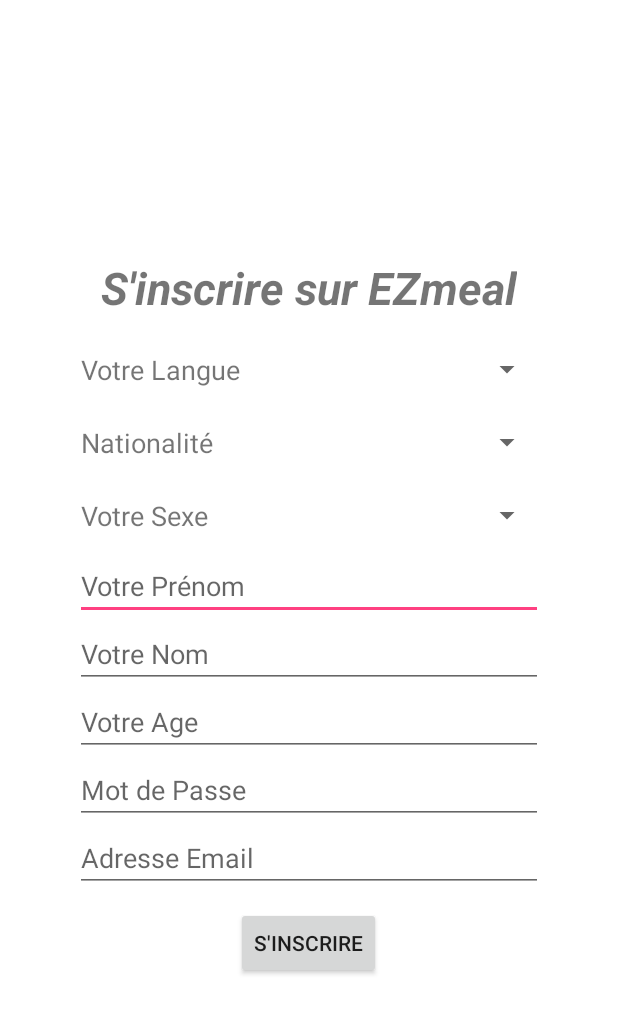
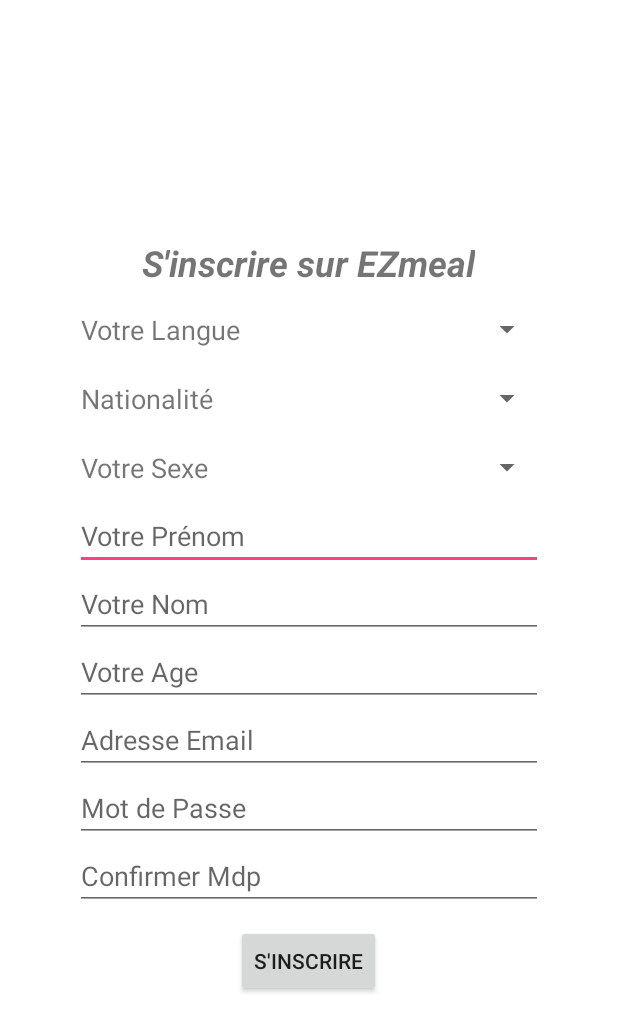
Before and after one commit to CharlesFrere/EZmeal_groupeH5, an Android app: the layout sinscrire.xml on its own in the app's theme, with its tools: preview values and no code run, on a phone screen of 412 x 824 dp. Shown: the top 1032 px of the screen. Run offline under Robolectric (Android 15) with nearby library versions, the phone set to English and light mode, and no system bars.

Commit message:
Commit 2: Login, création de compte, arrivée sur nouvelle activité après création de compte. Création de bdd ac nom, prenom, email et password ajouté. Ajout de double vérification de mot de passe pdt l'inscription.

```diff
--- a/app/src/main/AndroidManifest.xml
+++ b/app/src/main/AndroidManifest.xml
@@ -16,9 +16,8 @@
                 <category android:name="android.intent.category.LAUNCHER" />
             </intent-filter>
         </activity>
-        <activity android:name=".Display"></activity><activity android:name=".Sinscrire">
-
-        </activity>
+        <activity android:name=".Display"></activity>
+        <activity android:name=".Sinscrire"></activity>
     </application>
 
 </manifest>
--- a/app/src/main/java/com/ezmeal/groupeh/ezmeal/Display.java
+++ b/app/src/main/java/com/ezmeal/groupeh/ezmeal/Display.java
@@ -16,9 +16,9 @@ public class Display extends Activity {
         super.onCreate(savedInstanceState);
         setContentView(R.layout.display);
 
-        String username = getIntent().getStringExtra("username"); //on choppe le username qui vient de l'activité précédente
+        String adremail = getIntent().getStringExtra("adremail"); //on choppe le username qui vient de l'activité précédente
 
         TextView tv = (TextView)findViewById(R.id.TVusername);
-        tv.setText(username);
+        tv.setText(adremail);
     }
 }
--- a/app/src/main/res/layout/sinscrire.xml
+++ b/app/src/main/res/layout/sinscrire.xml
@@ -18,12 +18,12 @@
             android:layout_height="wrap_content"
             android:layout_alignParentTop="true"
             android:layout_centerHorizontal="true"
-            android:layout_marginBottom="10dp"
+            android:layout_marginBottom="5dp"
             android:elevation="0dp"
             android:fontFamily="sans-serif"
             android:text="S'inscrire sur EZmeal"
             android:textAllCaps="false"
-            android:textSize="30sp"
+            android:textSize="24sp"
             android:textStyle="bold|italic" />
 
     </RelativeLayout>
@@ -31,9 +31,9 @@
     <RelativeLayout
         android:layout_width="310dp"
         android:layout_height="match_parent"
-        android:layout_marginBottom="6dp"
+        android:layout_marginBottom="5dp"
         android:layout_marginLeft="2dp"
-        android:layout_marginTop="6dp">
+        android:layout_marginTop="5dp">
 
         <TextView
             android:id="@+id/textView10"
@@ -41,27 +41,27 @@
             android:layout_height="wrap_content"
             android:layout_alignParentStart="true"
             android:layout_centerVertical="true"
-            android:layout_marginBottom="6dp"
+            android:layout_marginBottom="5dp"
             android:layout_marginLeft="2dp"
-            android:layout_marginTop="6dp"
+            android:layout_marginTop="5dp"
             android:text="Votre Langue"
             android:textSize="18sp" />
 
         <Spinner
-            android:id="@+id/spinner3"
+            android:id="@+id/SPlangue"
             android:layout_width="match_parent"
             android:layout_height="wrap_content"
-            android:layout_marginBottom="6dp"
+            android:layout_marginBottom="5dp"
             android:layout_marginLeft="2dp"
-            android:layout_marginTop="6dp" />
+            android:layout_marginTop="5dp" />
     </RelativeLayout>
 
     <RelativeLayout
         android:layout_width="match_parent"
         android:layout_height="match_parent"
-        android:layout_marginBottom="6dp"
+        android:layout_marginBottom="5dp"
         android:layout_marginLeft="2dp"
-        android:layout_marginTop="6dp">
+        android:layout_marginTop="5dp">
 
         <TextView
             android:id="@+id/textView10"
@@ -69,27 +69,27 @@
             android:layout_height="wrap_content"
             android:layout_alignParentStart="true"
             android:layout_centerVertical="true"
-            android:layout_marginBottom="6dp"
+            android:layout_marginBottom="5dp"
             android:layout_marginLeft="2dp"
-            android:layout_marginTop="6dp"
+            android:layout_marginTop="5dp"
             android:text="Nationalité"
             android:textSize="18sp" />
 
         <Spinner
-            android:id="@+id/spinner3"
+            android:id="@+id/SPnationalite"
             android:layout_width="match_parent"
             android:layout_height="wrap_content"
-            android:layout_marginBottom="6dp"
+            android:layout_marginBottom="5dp"
             android:layout_marginLeft="2dp"
-            android:layout_marginTop="6dp" />
+            android:layout_marginTop="5dp" />
     </RelativeLayout>
 
     <RelativeLayout
         android:layout_width="match_parent"
         android:layout_height="match_parent"
-        android:layout_marginBottom="6dp"
+        android:layout_marginBottom="5dp"
         android:layout_marginLeft="2dp"
-        android:layout_marginTop="6dp">
+        android:layout_marginTop="5dp">
 
         <TextView
             android:id="@+id/textView10"
@@ -97,23 +97,23 @@
             android:layout_height="wrap_content"
             android:layout_alignParentStart="true"
             android:layout_centerVertical="true"
-            android:layout_marginBottom="6dp"
+            android:layout_marginBottom="5dp"
             android:layout_marginLeft="2dp"
-            android:layout_marginTop="6dp"
+            android:layout_marginTop="5dp"
             android:text="Votre Sexe"
             android:textSize="18sp" />
 
         <Spinner
-            android:id="@+id/spinner3"
+            android:id="@+id/SPsexe"
             android:layout_width="match_parent"
             android:layout_height="wrap_content"
-            android:layout_marginBottom="6dp"
+            android:layout_marginBottom="5dp"
             android:layout_marginLeft="2dp"
-            android:layout_marginTop="6dp" />
+            android:layout_marginTop="5dp" />
     </RelativeLayout>
 
     <EditText
-        android:id="@+id/editText6"
+        android:id="@+id/ETprenom"
         android:layout_width="match_parent"
         android:layout_height="wrap_content"
         android:ems="10"
@@ -121,7 +121,7 @@
         android:inputType="textPersonName" />
 
     <EditText
-        android:id="@+id/editText7"
+        android:id="@+id/ETnom"
         android:layout_width="match_parent"
         android:layout_height="wrap_content"
         android:ems="10"
@@ -129,7 +129,7 @@
         android:inputType="textPersonName" />
 
     <EditText
-        android:id="@+id/editText14"
+        android:id="@+id/ETage"
         android:layout_width="match_parent"
         android:layout_height="wrap_content"
         android:ems="10"
@@ -137,7 +137,15 @@
         android:inputType="number" />
 
     <EditText
-        android:id="@+id/editText16"
+        android:id="@+id/ETemail"
+        android:layout_width="match_parent"
+        android:layout_height="wrap_content"
+        android:ems="10"
+        android:hint="Adresse Email"
+        android:inputType="textEmailAddress" />
+
+    <EditText
+        android:id="@+id/ETmdp"
         android:layout_width="match_parent"
         android:layout_height="wrap_content"
         android:ems="10"
@@ -145,19 +153,19 @@
         android:inputType="textPassword" />
 
     <EditText
-        android:id="@+id/editText17"
+        android:id="@+id/ETconfirmer"
         android:layout_width="match_parent"
         android:layout_height="wrap_content"
         android:ems="10"
-        android:hint="Adresse Email"
-        android:inputType="textEmailAddress" />
+        android:hint="Confirmer Mdp"
+        android:inputType="textPassword" />
 
     <RelativeLayout
         android:layout_width="match_parent"
         android:layout_height="match_parent">
 
         <Button
-            android:id="@+id/bLogin"
+            android:id="@+id/bSinscrireForm"
             android:layout_width="wrap_content"
             android:layout_height="wrap_content"
             android:layout_alignParentTop="true"
@@ -169,7 +177,7 @@
             android:onClick="onBtnClick"
             android:text="S'inscrire"
             app:layout_constraintBottom_toBottomOf="parent"
-            app:layout_constraintRight_toRightOf="@+id/editText"
+            app:layout_constraintRight_toRightOf="@+id/ETconfirmer"
             tools:layout_constraintBottom_creator="1"
             tools:layout_constraintRight_creator="1" />
 
```
Also changed, not shown: app/src/main/java/com/ezmeal/groupeh/ezmeal/BDDmanager.java (added, +89 -0 lines), app/src/main/java/com/ezmeal/groupeh/ezmeal/MainActivity.java (+22 -4 lines), app/src/main/java/com/ezmeal/groupeh/ezmeal/Sinscrire.java (+60 -1 lines), app/src/main/java/com/ezmeal/groupeh/ezmeal/User.java (added, +43 -0 lines), app/src/main/res/layout/activity_main.xml (+30 -6 lines).
